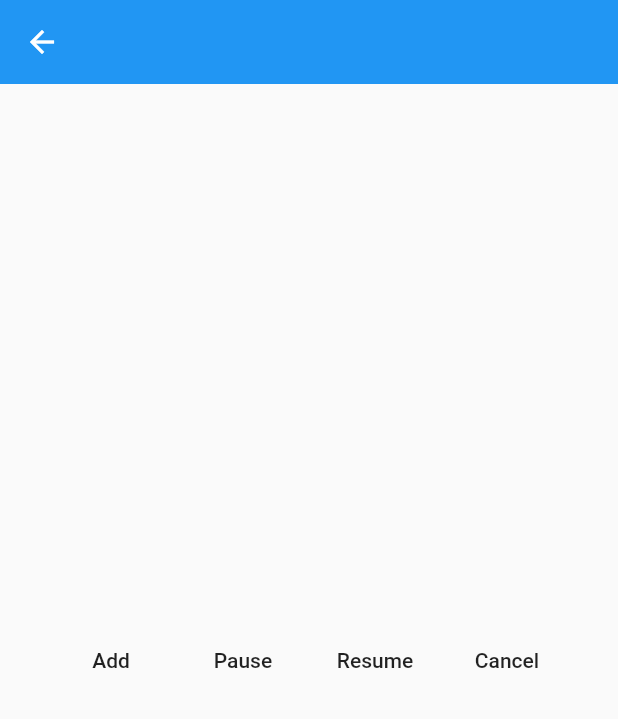
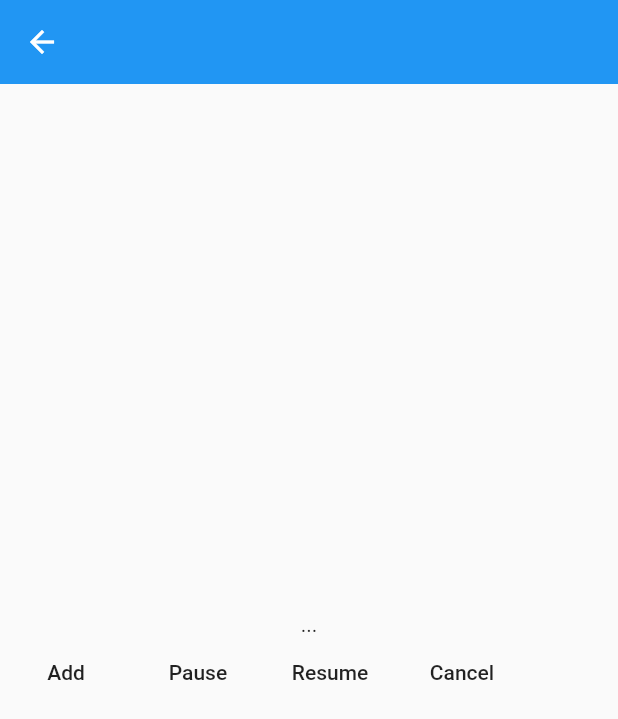
Before and after one commit to YuDongZhang/flutter_app_learn, a Flutter app: the StreamDemo screen opened directly, on a phone screen of 412 x 824 dp. Shown: the top 719 px of the screen. Run offline on Flutter 3.47's test engine with Material 2 defaults, Android fonts, the light colour scheme and no system bars.

Commit message:
10 在界面上显示 Stream 上的数据

```diff
--- a/lib/20-宁浩教程练习/demo/stream/stream_demo.dart
+++ b/lib/20-宁浩教程练习/demo/stream/stream_demo.dart
@@ -27,6 +27,7 @@ class _StreamDemoHomeState extends State<StreamDemoHome> {
   StreamSubscription _streamDemoSubscription;
   StreamController<String> _streamDemo;
   StreamSink _sinkDemo; // sink 水槽, 水池的意思
+  String _data = '...';
 
   //移除小部件会执行这个方法
   @override
@@ -61,6 +62,9 @@ class _StreamDemoHomeState extends State<StreamDemoHome> {
   }
 
   void onData(String data) {
+    setState(() {
+      _data = data;
+    });
     print('$data');
   }
 
@@ -101,9 +105,9 @@ class _StreamDemoHomeState extends State<StreamDemoHome> {
   @override
   Widget build(BuildContext context) {
     return Container(
-      child: Center(
-        child: Row(
-          mainAxisAlignment: MainAxisAlignment.center,
+      child: Column(mainAxisAlignment: MainAxisAlignment.center, children: [
+        Text(_data),
+        Row(
           children: [
             FlatButton(
               onPressed: _addDataToStream,
@@ -113,8 +117,8 @@ class _StreamDemoHomeState extends State<StreamDemoHome> {
             FlatButton(onPressed: _resumeStream, child: Text('Resume')),
             FlatButton(onPressed: _cancelStream, child: Text('Cancel')),
           ],
-        ),
-      ),
+        )
+      ]),
     );
   }
 }
```
